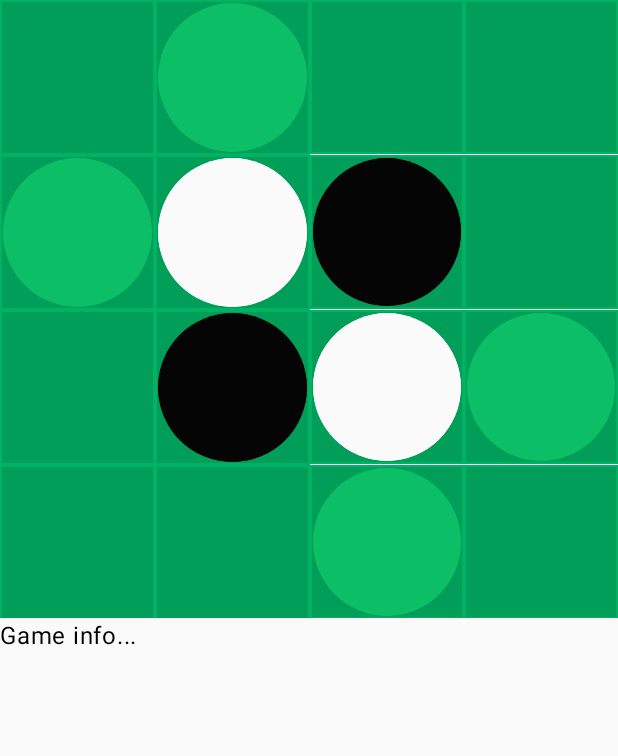
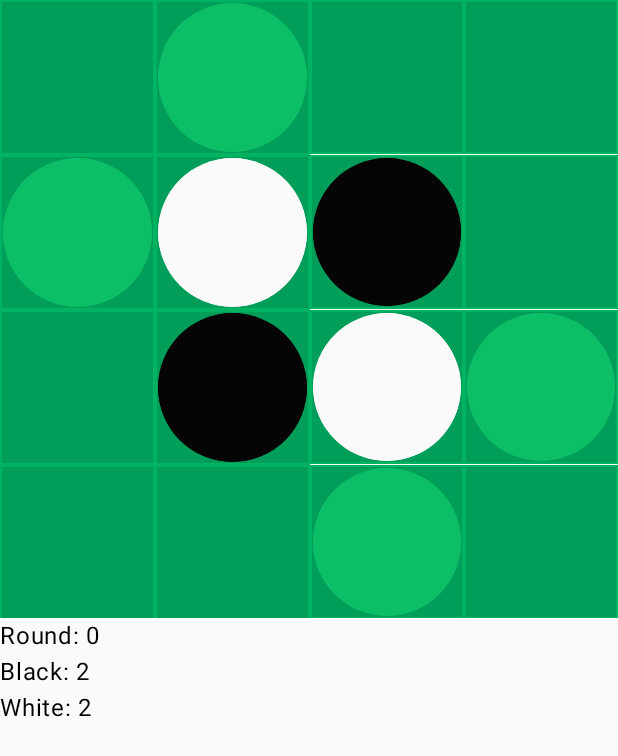
Before and after one commit to EdvinLjungqvist/Othello, an Android app built with Jetpack Compose: the screen it shows after launch (MainActivity), after a tap on "Click to start!", on a phone screen of 412 x 824 dp. Shown: the top 756 px of the screen. Run offline under Robolectric (Android 15) with nearby library versions, the phone set to English and light mode, and no system bars.

Commit message:
Connected player to value

```diff
--- a/app/src/main/java/me/edvin/othello/GameScreen.kt
+++ b/app/src/main/java/me/edvin/othello/GameScreen.kt
@@ -1,30 +1,41 @@
 package me.edvin.othello
 
-import android.icu.text.IDNA.Info
 import androidx.compose.foundation.background
 import androidx.compose.foundation.border
+import androidx.compose.foundation.layout.Arrangement
 import androidx.compose.foundation.layout.Box
 import androidx.compose.foundation.layout.Column
 import androidx.compose.foundation.layout.Row
+import androidx.compose.foundation.layout.Spacer
 import androidx.compose.foundation.layout.aspectRatio
 import androidx.compose.foundation.layout.fillMaxSize
 import androidx.compose.foundation.layout.fillMaxWidth
 import androidx.compose.foundation.layout.padding
+import androidx.compose.foundation.layout.width
 import androidx.compose.foundation.lazy.grid.GridCells
 import androidx.compose.foundation.lazy.grid.LazyVerticalGrid
 import androidx.compose.material3.Button
 import androidx.compose.material3.IconButton
 import androidx.compose.material3.IconButtonDefaults
+import androidx.compose.material3.Slider
 import androidx.compose.material3.Text
 import androidx.compose.runtime.Composable
+import androidx.compose.runtime.mutableFloatStateOf
 import androidx.compose.runtime.remember
+import androidx.compose.runtime.getValue
+import androidx.compose.runtime.setValue
 import androidx.compose.ui.Alignment
 import androidx.compose.ui.Modifier
 import androidx.compose.ui.graphics.Color
 import androidx.compose.ui.graphics.RectangleShape
+import androidx.compose.ui.text.TextStyle
+import androidx.compose.ui.text.font.FontWeight
+import androidx.compose.ui.text.style.TextAlign
 import androidx.compose.ui.unit.dp
+import androidx.compose.ui.unit.sp
 import me.edvin.othello.game.GameState
 import me.edvin.othello.game.GameViewModel
+import me.edvin.othello.game.player.Player
 import kotlin.math.pow
 
 @Composable
@@ -40,14 +51,59 @@ fun GameScreen(viewModel: GameViewModel = remember { GameViewModel() }) {
 
 @Composable
 fun Menu(viewModel: GameViewModel) {
+	var dimension by remember { mutableFloatStateOf(8f) } // Default dimension is 8
+	Column(
+		modifier = Modifier.fillMaxSize(),
+		horizontalAlignment = Alignment.CenterHorizontally,
+		verticalArrangement = Arrangement.Center
+	) {
+		Text(
+			text = "Othello Game",
+			style = TextStyle(
+				fontWeight = FontWeight.Bold,
+				fontSize = 40.sp,
+				color = Color.Black
+			),
+			modifier = Modifier.padding(bottom = 16.dp)
+		)
 		Button(
 			modifier = Modifier
-			.fillMaxWidth(),
-		onClick = {viewModel.state = GameState.PLAY}
+				.fillMaxWidth(0.6f)
+				.padding(bottom = 16.dp),
+			onClick = { viewModel.state = GameState.PLAY }
 		) {
 			Text(text = "Click to start!")
 		}
+		Row(
+			modifier = Modifier.fillMaxWidth(),
+			horizontalArrangement = Arrangement.Center,
+			verticalAlignment = Alignment.CenterVertically
+		) {
+			Column {
+				Slider(
+					value = dimension,
+					onValueChange = { dimension = it },
+					steps = 2,
+					valueRange = 4f..10f,
+					modifier = Modifier
+						.width(200.dp)
+						.align(Alignment.CenterHorizontally),
+				)
+				Text(
+					text = "Board Size: ${dimension.toInt()}x${dimension.toInt()}",
+					modifier = Modifier.fillMaxWidth(),
+					style = TextStyle(
+						fontSize = 18.sp,
+						textAlign = TextAlign.Center,
+						color = Color.Black
+					)
+				)
 			}
+		}
+	}
+}
+
+
 
 @Composable
 fun Game(viewModel: GameViewModel) {
@@ -86,6 +142,9 @@ fun Game(viewModel: GameViewModel) {
 		Row(
 			modifier = Modifier.fillMaxWidth()
 		) {
+			Column(
+				modifier = Modifier.fillMaxWidth()
+			){
 				val state = viewModel.state
 
 				if (state === GameState.PLAY) {
@@ -96,20 +155,23 @@ fun Game(viewModel: GameViewModel) {
 			}
 		}
 	}
+}
 
 @Composable
 fun Square(index: Int, viewModel: GameViewModel) {
-	val x = index % viewModel.grid.dimension
-	val y = index / viewModel.grid.dimension
-	val value = viewModel.grid.getSquare(x, y)?.value
+	val grid = viewModel.grid
+	val dimension = grid.dimension
+	val x = index % dimension
+	val y = index / dimension
+	val value = grid.getSquare(x, y)?.value
 
 	var color = Color.Transparent
 
 	if (value == -1 && viewModel.canPlace(x, y)) {
 		color = Color(12, 190, 102, 255)
-	} else if (value == 0) {
+	} else if (value == Player.BLACK.value) {
 		color = Color(5, 5, 5)
-	} else if (value == 1) {
+	} else if (value == Player.WHITE.value) {
 		color = Color(250, 250, 250)
 	}
 
@@ -134,10 +196,20 @@ fun Square(index: Int, viewModel: GameViewModel) {
 
 @Composable
 fun Info(viewModel: GameViewModel) {
-	Text(text = "Game info...")
+	val grid = viewModel.grid
+
+	Text(text = "Round: ${viewModel.round}")
+	Text(text = "Black: ${grid.getSquareCount(Player.BLACK.value)}")
+	Text(text = "White: ${grid.getSquareCount(Player.WHITE.value)}")
 }
 
 @Composable
 fun Result(viewModel: GameViewModel) {
-	Text(text = "Game results...")
+	val winner = viewModel.getWinner()
+
+	if (winner != null) {
+		Text(text = "${winner.text} has won!")
+	} else {
+		Text(text = "Draw!")
 	}
+}
--- a/app/src/main/java/me/edvin/othello/game/GameViewModel.kt
+++ b/app/src/main/java/me/edvin/othello/game/GameViewModel.kt
@@ -7,6 +7,7 @@ import androidx.compose.runtime.setValue
 import androidx.lifecycle.ViewModel
 import me.edvin.othello.game.grid.Grid
 import me.edvin.othello.game.grid.square.Square
+import me.edvin.othello.game.player.Player
 
 class GameViewModel: ViewModel() {
 	val grid = Grid()
@@ -50,11 +51,10 @@ class GameViewModel: ViewModel() {
 				square.value = player
 			}
 			grid.getSquare(x, y)?.value = player
+			round++
 
 			if (getPossiblePlacements().isEmpty()) {
 				state = GameState.END
-			} else {
-				round++
 			}
 		}
 	}
@@ -70,6 +70,19 @@ class GameViewModel: ViewModel() {
 		return possible
 	}
 
+	fun getWinner(): Player? {
+		val black = grid.getSquareCount(Player.BLACK.value)
+		val white = grid.getSquareCount(Player.WHITE.value)
+
+		if (black > white) {
+			return Player.BLACK
+		} else if (white > black) {
+			return Player.WHITE
+		} else {
+			return null
+		}
+	}
+
 	fun canPlace(x: Int, y: Int): Boolean {
 		return grid.getSquare(x, y)?.value == -1 && getPlacementChanges(x, y, getPlayer()).isNotEmpty()
 	}
--- a/app/src/main/java/me/edvin/othello/game/grid/square/Square.kt
+++ b/app/src/main/java/me/edvin/othello/game/grid/square/Square.kt
@@ -1,5 +1,9 @@
 package me.edvin.othello.game.grid.square
 
+import androidx.compose.runtime.mutableIntStateOf
+import androidx.compose.runtime.setValue
+import androidx.compose.runtime.getValue
+
 class Square(val x: Int, val y: Int) {
-	var value = -1
+	var value by mutableIntStateOf(-1)
 }
--- /dev/null
+++ b/app/src/main/java/me/edvin/othello/game/player/Player.kt
@@ -0,0 +1,6 @@
+package me.edvin.othello.game.player
+
+enum class Player(val text: String, val value: Int) {
+	BLACK("Black",0),
+	WHITE("White",1)
+}
```
Lines whose indentation alone changed are shown as unchanged.
